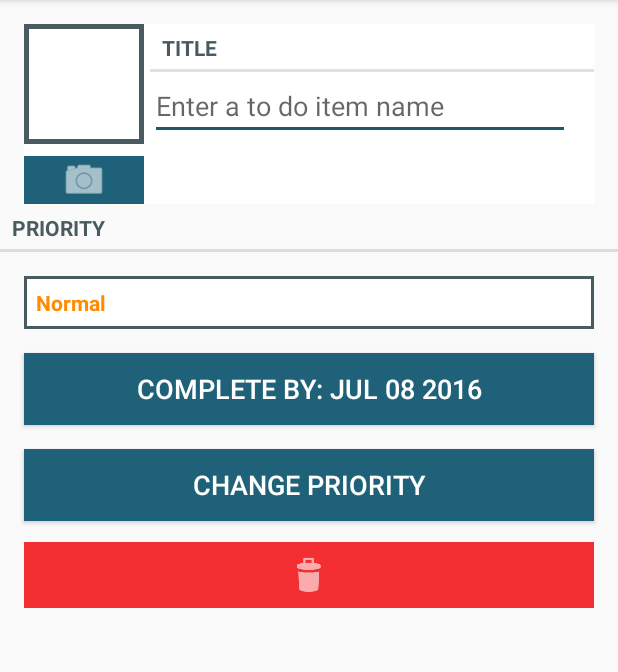
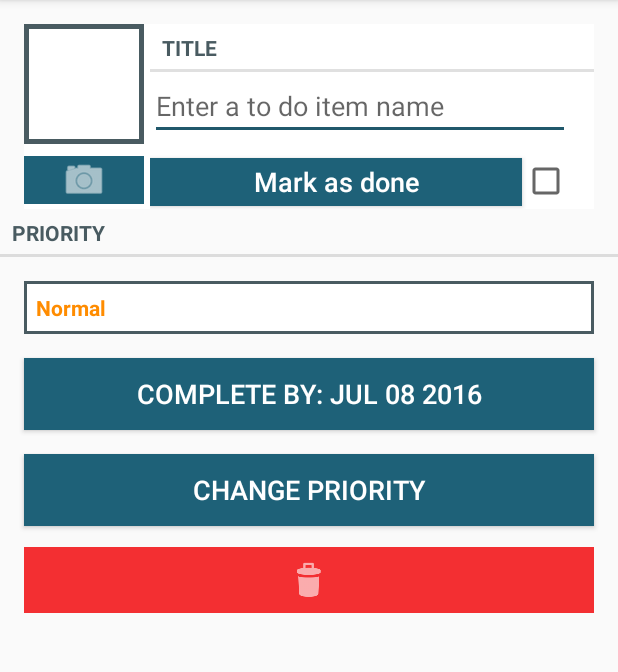
Before and after one commit to sonnytron/Get-It-Done, an Android app: the screen it shows after launch (TodoPagerActivity), after a tap on "New To Do", on a phone screen of 412 x 824 dp, the part 84-756 px from its top. Run offline under Robolectric (Android 15) with nearby library versions, the phone set to English and light mode, and no system bars; our stand-ins replace Picasso.

Commit message:
Added Done status to Todo along with checkbox, database update to handle new boolean. Necessary to clear database on new pull

```diff
--- a/app/src/main/java/com/sonnytron/sortatech/getitdone/ToDoFragment.java
+++ b/app/src/main/java/com/sonnytron/sortatech/getitdone/ToDoFragment.java
@@ -20,6 +20,8 @@ import android.view.LayoutInflater;
 import android.view.View;
 import android.view.ViewGroup;
 import android.widget.Button;
+import android.widget.CheckBox;
+import android.widget.CheckedTextView;
 import android.widget.EditText;
 import android.widget.ImageButton;
 import android.widget.ImageView;
@@ -51,7 +53,8 @@ public class ToDoFragment extends Fragment {
     private ImageView mPhotoView;
     private Callbacks mCallbacks;
     private ImageButton mDeleteButton;
-
+    private Button mDoneButton;
+    private CheckBox mDoneCheckbox;
 
     public interface Callbacks {
         void onTodoUpdated(Todo todo);
@@ -171,6 +174,18 @@ public class ToDoFragment extends Fragment {
             }
         });
 
+        mDoneCheckbox = (CheckBox) v.findViewById(R.id.todo_item_checkbox);
+        mDoneCheckbox.setChecked(mTodo.isDone());
+
+        mDoneButton = (Button) v.findViewById(R.id.todo_item_donebutton);
+        mDoneButton.setOnClickListener(new View.OnClickListener() {
+            @Override
+            public void onClick(View v) {
+                mTodo.setDone(!mTodo.isDone());
+                mDoneCheckbox.setChecked(mTodo.isDone());
+            }
+        });
+
         return v;
     }
 
--- a/app/src/main/java/com/sonnytron/sortatech/getitdone/Todo.java
+++ b/app/src/main/java/com/sonnytron/sortatech/getitdone/Todo.java
@@ -13,6 +13,7 @@ public class Todo {
     private Date mDueDate;
     private String mStatus;
     private int mPriority;
+    private boolean mDone;
 
     public Todo() {
         this(UUID.randomUUID());
@@ -63,6 +64,14 @@ public class Todo {
         return mPriority;
     }
 
+    public void setDone(boolean done) {
+        mDone = done;
+    }
+
+    public boolean isDone() {
+        return mDone;
+    }
+
     public void changePriority() {
         switch (mPriority) {
             case 0:
--- a/app/src/main/java/com/sonnytron/sortatech/getitdone/database/TodoBaseHelper.java
+++ b/app/src/main/java/com/sonnytron/sortatech/getitdone/database/TodoBaseHelper.java
@@ -24,7 +24,8 @@ public class TodoBaseHelper extends SQLiteOpenHelper {
             TodoTable.Cols.TITLE + ", " +
             TodoTable.Cols.DATE + ", " +
             TodoTable.Cols.PRIORITY + ", " +
-            TodoTable.Cols.STATUS + ")"
+            TodoTable.Cols.STATUS + ", " +
+            TodoTable.Cols.DONE + ")"
         );
     }
 
--- a/app/src/main/java/com/sonnytron/sortatech/getitdone/database/TodoCursorWrapper.java
+++ b/app/src/main/java/com/sonnytron/sortatech/getitdone/database/TodoCursorWrapper.java
@@ -23,11 +23,13 @@ public class TodoCursorWrapper extends CursorWrapper {
         String status = getString(getColumnIndex(TodoTable.Cols.STATUS));
         int priority = getInt(getColumnIndex(TodoTable.Cols.PRIORITY));
         long date = getLong(getColumnIndex(TodoTable.Cols.DATE));
+        boolean done = getInt(getColumnIndex(TodoTable.Cols.DONE)) > 0;
 
         Todo todo = new Todo(UUID.fromString(uuidString));
         todo.setTitle(title);
         todo.setDueDate(new Date(date));
         todo.setStatus(status);
+        todo.setDone(done);
         return todo;
     }
 }
--- a/app/src/main/java/com/sonnytron/sortatech/getitdone/database/TodoDBSchema.java
+++ b/app/src/main/java/com/sonnytron/sortatech/getitdone/database/TodoDBSchema.java
@@ -13,6 +13,7 @@ public class TodoDBSchema {
             public static final String DATE = "date";
             public static final String PRIORITY = "priority";
             public static final String STATUS = "status";
+            public static final String DONE = "done";
         }
     }
 }
--- a/app/src/main/res/layout/view_photo_and_item.xml
+++ b/app/src/main/res/layout/view_photo_and_item.xml
@@ -46,6 +46,30 @@
             android:layout_height="wrap_content"
             android:layout_marginRight="16dp"
             android:hint="@string/to_do_hint"/>
+        <LinearLayout
+            android:layout_weight="1"
+            android:orientation="horizontal"
+            android:layout_width="match_parent"
+            android:layout_height="wrap_content">
+            <Button
+                style="@style/ButtonAction"
+                android:id="@+id/todo_item_donebutton"
+                android:layout_marginBottom="2dp"
+                android:layout_marginTop="12dp"
+                android:textColorHint="@color/buttonTextColor"
+                android:hint="Mark as done"
+                android:layout_weight="9"
+                android:layout_width="wrap_content"
+                android:layout_height="32dp"/>
+
+            <CheckBox
+                android:id="@+id/todo_item_checkbox"
+                android:layout_weight="1"
+                android:layout_marginTop="10dp"
+                android:layout_width="wrap_content"
+                android:layout_height="wrap_content"/>
+
+        </LinearLayout>
 
 
     </LinearLayout>
```
